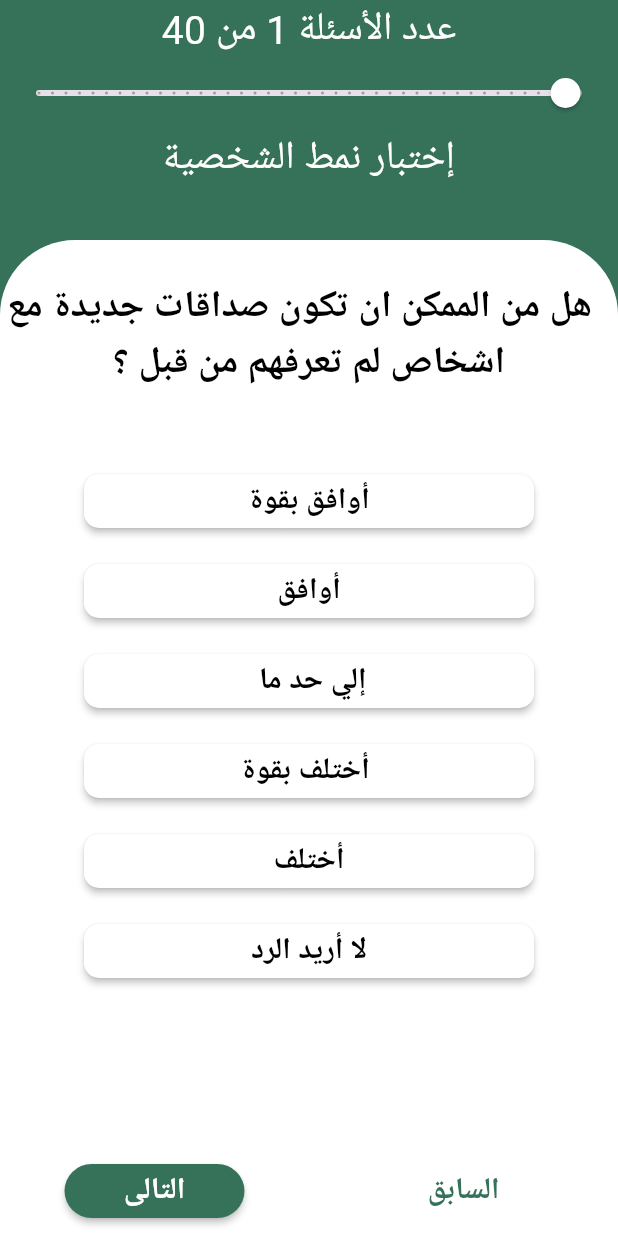
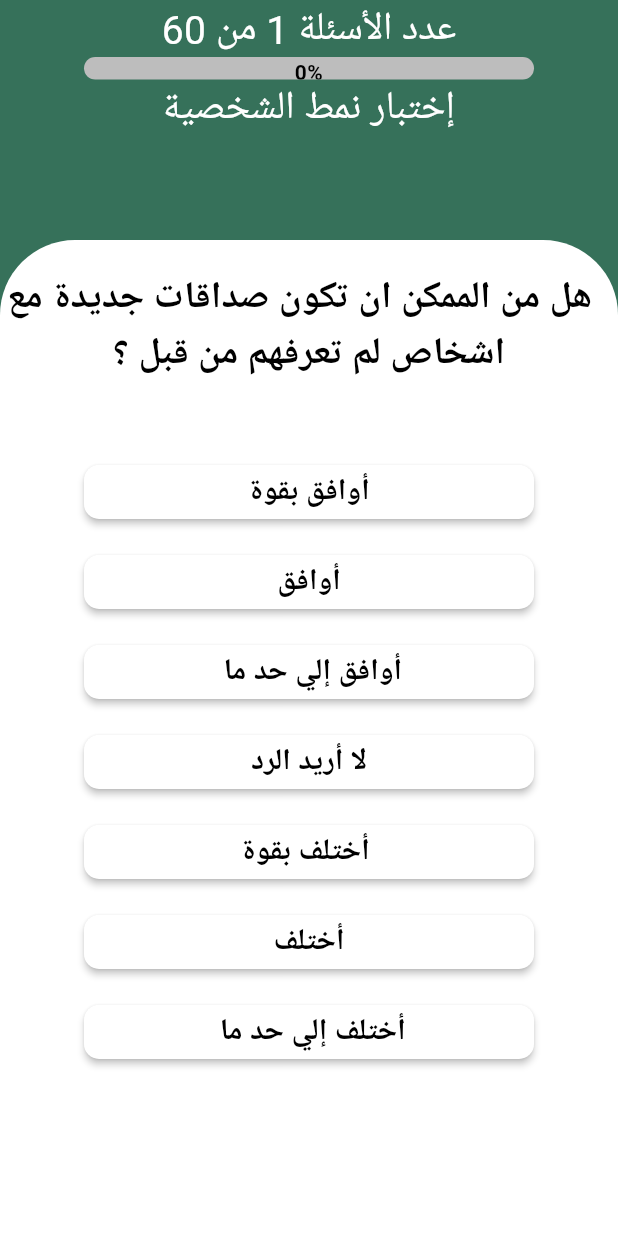
Before and after one commit to OurGraduationTeam/graduation_project, a Flutter app: the Personexam screen opened directly, on a phone screen of 412 x 824 dp. Run offline on Flutter 3.47's test engine with Material 3 defaults, Android fonts, the phone set to English and light mode, and no system bars; our stand-ins replace bloc, dio, easy_localization, flutter_bloc, flutter_secure_storage, font_awesome_flutter and 3 more; accounts and stored records are empty.

Commit message:
progressbar

```diff
--- /dev/null
+++ b/lib/ProgressBar.dart
@@ -0,0 +1,42 @@
+import 'package:flutter/material.dart';
+
+class Progressbar extends StatelessWidget {
+  const Progressbar({super.key, required this.progressvalue, required this.width, required this.height});
+final double progressvalue ;
+final double width;
+final double height;
+  @override
+  Widget build(BuildContext context) {
+    return Container(
+      width: width,
+      height: height,
+      decoration: BoxDecoration(
+        color: Colors.grey[400],
+        borderRadius: BorderRadius.circular(10),
+      ),
+      child: Stack(
+        children: [
+          Container(
+            width: width*progressvalue,
+            height: height,
+            decoration: BoxDecoration(
+              color: Colors.white,
+              borderRadius: BorderRadius.circular(10),
+            ),
+          ),
+          Align(
+            alignment: Alignment.center,
+            child: Text(
+              '${(progressvalue*100).toInt()}%',
+              style: const TextStyle(
+                color: Colors.black,
+                fontWeight: FontWeight.bold
+              ),
+            ),
+          )
+
+        ],
+      ),
+    );
+  }
+}
--- a/lib/QuesBody.dart
+++ b/lib/QuesBody.dart
@@ -1,4 +1,5 @@
 import 'package:flutter/material.dart';
+import 'package:gradution_project/ProgressBar.dart';
 import 'package:gradution_project/QuesButton.dart';
 
 class Quesbody extends StatefulWidget {
@@ -9,8 +10,7 @@ class Quesbody extends StatefulWidget {
 }
 
 class _QuesbodyState extends State<Quesbody> {
-  double slidervalue = 1;
-
+  late double percentage = 0.0;
   @override
   Widget build(BuildContext context) {
     return SafeArea(
@@ -24,24 +24,13 @@ class _QuesbodyState extends State<Quesbody> {
             child: Column(
               children: [
                 const Text(
-                  'عدد الأسئلة 1 من 40',
+                  'عدد الأسئلة 1 من 60',
                   style: TextStyle(
                     fontSize: 26,
                     color: Colors.white,
                   ),
                 ),
-                Slider(
-                    value: slidervalue,
-                    max: 40,
-                    divisions: 40,
-                    label: slidervalue.round().toString(),
-                    thumbColor: Colors.white,
-                    activeColor: Colors.grey,
-                    onChanged: (val) {
-                      setState(() {
-                        slidervalue = val;
-                      });
-                    }),
+                Progressbar(progressvalue: percentage, width: 300, height: 15),
                 const Text(
                   'إختبار نمط الشخصية',
                   style: TextStyle(
@@ -56,7 +45,6 @@ class _QuesbodyState extends State<Quesbody> {
           padding: const EdgeInsets.only(top: 20),
           decoration: const BoxDecoration(
             borderRadius: BorderRadius.vertical(top: Radius.circular(50)),
-
             color: Colors.white,
           ),
           child: Column(
@@ -80,13 +68,16 @@ class _QuesbodyState extends State<Quesbody> {
                 txt: 'أوافق',
               ),
               const Quesbutton(
-                txt: 'إلي حد ما ',
+                txt: 'أوافق إلي حد ما ',
               ),
+              const Quesbutton(txt: 'لا أريد الرد'),
               const Quesbutton(
                 txt: ' أختلف بقوة',
               ),
               const Quesbutton(txt: 'أختلف'),
-              const Quesbutton(txt: 'لا أريد الرد'),
+              const Quesbutton(
+                txt: 'أختلف إلي حد ما ',
+              ),
               const SizedBox(
                 height: 100,
               ),
@@ -94,22 +85,15 @@ class _QuesbodyState extends State<Quesbody> {
                 mainAxisAlignment: MainAxisAlignment.spaceAround,
                 children: [
                   MaterialButton(
-                    onPressed: () {},
-                    shape: RoundedRectangleBorder(
-
-                        borderRadius: BorderRadius.circular(25)),
-
-                    minWidth: 120,
-                    child: const Text(
-                      'السابق',
-                      style: TextStyle(
-                          color: Color(0xff36715A),
-                          fontSize: 20,
-                          fontWeight: FontWeight.bold),
-                    ),
-                  ),
-                  MaterialButton(
-                    onPressed: () {},
+                    onPressed: () {
+                      setState(() {
+                        if (percentage < 1) {
+                          percentage += 0.017;
+                        } else {
+                          percentage = percentage;
+                        }
+                      });
+                    },
                     shape: RoundedRectangleBorder(
                         borderRadius: BorderRadius.circular(25)),
                     color: const Color(0xff36715A),
@@ -118,6 +102,27 @@ class _QuesbodyState extends State<Quesbody> {
                       'التالى',
                       style: TextStyle(
                           color: Colors.white,
+                          fontSize: 20,
+                          fontWeight: FontWeight.bold),
+                    ),
+                  ),
+                  MaterialButton(
+                    onPressed: () {
+                      setState(() {
+                        if (percentage != 0) {
+                          percentage -= 0.017;
+                        } else {
+                          percentage = percentage;
+                        }
+                      });
+                    },
+                    shape: RoundedRectangleBorder(
+                        borderRadius: BorderRadius.circular(25)),
+                    minWidth: 120,
+                    child: const Text(
+                      'السابق',
+                      style: TextStyle(
+                          color: Color(0xff36715A),
                           fontSize: 20,
                           fontWeight: FontWeight.bold),
                     ),
```
